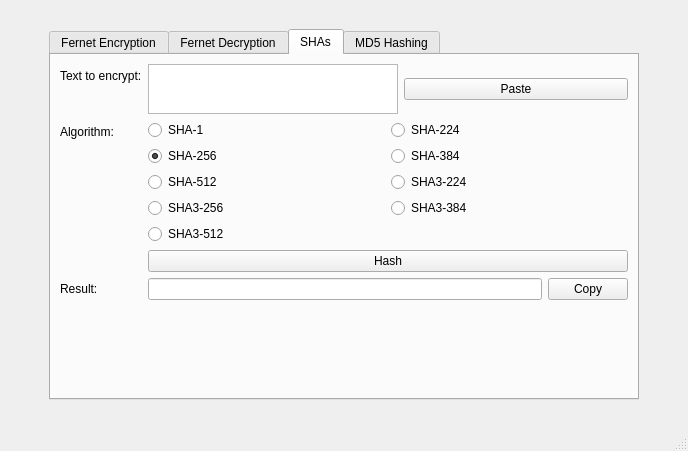
Above: design.ui from germanivanov0719/Cryptography before the change. Below: the same form after it.
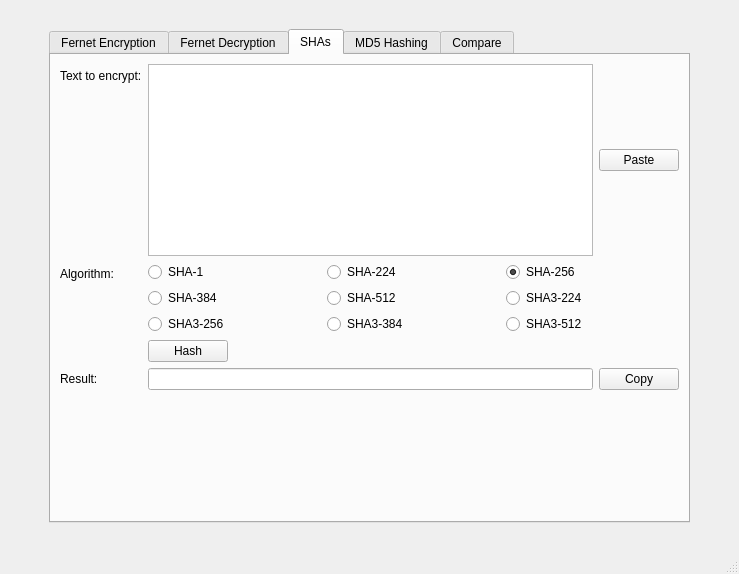
That is the form after the change. The open tabs and pages were chosen to show the change.

```diff
--- a/design.ui
+++ b/design.ui
@@ -9,8 +9,8 @@
    <rect>
     <x>0</x>
     <y>0</y>
-    <width>688</width>
-    <height>451</height>
+    <width>739</width>
+    <height>574</height>
    </rect>
   </property>
   <property name="windowTitle">
@@ -466,7 +466,12 @@
        <attribute name="title">
         <string>SHAs</string>
        </attribute>
-       <layout class="QFormLayout" name="formLayout_3">
+       <layout class="QGridLayout" name="gridLayout_7">
+        <item row="0" column="0">
+         <layout class="QFormLayout" name="formLayout_6">
+          <property name="fieldGrowthPolicy">
+           <enum>QFormLayout::ExpandingFieldsGrow</enum>
+          </property>
         <item row="0" column="0">
          <widget class="QLabel" name="label_sha">
           <property name="text">
@@ -475,7 +480,7 @@
          </widget>
         </item>
         <item row="0" column="1">
-         <layout class="QHBoxLayout" name="horizontalLayout_7">
+           <layout class="QHBoxLayout" name="horizontalLayout_7" stretch="1,0">
           <item>
            <widget class="QTextEdit" name="textEdit_sha">
             <property name="sizePolicy">
@@ -486,8 +491,8 @@
             </property>
             <property name="maximumSize">
              <size>
-              <width>250</width>
-              <height>50</height>
+                <width>16777214</width>
+                <height>16777214</height>
              </size>
             </property>
             <property name="readOnly">
@@ -512,64 +517,45 @@
          </widget>
         </item>
         <item row="1" column="1">
-         <layout class="QGridLayout" name="gridLayout_5" rowstretch="1,1,1,0,0,0,0" columnstretch="1,1">
+           <layout class="QGridLayout" name="gridLayout_5" rowstretch="0,0,0,0" columnstretch="0,0,0" rowminimumheight="0,0,0,0">
           <property name="sizeConstraint">
-           <enum>QLayout::SetDefaultConstraint</enum>
-          </property>
-          <item row="0" column="0">
-           <widget class="QRadioButton" name="radioButton_sha1">
-            <property name="sizePolicy">
-             <sizepolicy hsizetype="Minimum" vsizetype="Fixed">
-              <horstretch>0</horstretch>
-              <verstretch>0</verstretch>
-             </sizepolicy>
+             <enum>QLayout::SetMinimumSize</enum>
+            </property>
+            <property name="horizontalSpacing">
+             <number>-1</number>
             </property>
-            <property name="text">
-             <string>SHA-1</string>
-            </property>
-            <attribute name="buttonGroup">
-             <string notr="true">sha_btn_group</string>
-            </attribute>
-           </widget>
-          </item>
           <item row="0" column="1">
            <widget class="QRadioButton" name="radioButton_sha224">
             <property name="sizePolicy">
-             <sizepolicy hsizetype="Minimum" vsizetype="Fixed">
-              <horstretch>0</horstretch>
-              <verstretch>0</verstretch>
+               <sizepolicy hsizetype="Expanding" vsizetype="Fixed">
+                <horstretch>1</horstretch>
+                <verstretch>1</verstretch>
              </sizepolicy>
             </property>
             <property name="text">
              <string>SHA-224</string>
             </property>
-            <attribute name="buttonGroup">
-             <string notr="true">sha_btn_group</string>
-            </attribute>
-           </widget>
-          </item>
-          <item row="3" column="0">
-           <widget class="QRadioButton" name="radioButton_sha512">
+             </widget>
+            </item>
+            <item row="0" column="0">
+             <widget class="QRadioButton" name="radioButton_sha1">
             <property name="sizePolicy">
-             <sizepolicy hsizetype="Minimum" vsizetype="Fixed">
-              <horstretch>0</horstretch>
-              <verstretch>0</verstretch>
+               <sizepolicy hsizetype="Expanding" vsizetype="Fixed">
+                <horstretch>1</horstretch>
+                <verstretch>1</verstretch>
              </sizepolicy>
             </property>
             <property name="text">
-             <string>SHA-512</string>
-            </property>
-            <attribute name="buttonGroup">
-             <string notr="true">sha_btn_group</string>
-            </attribute>
-           </widget>
-          </item>
-          <item row="1" column="0">
+               <string>SHA-1</string>
+              </property>
+             </widget>
+            </item>
+            <item row="0" column="2">
            <widget class="QRadioButton" name="radioButton_sha256">
             <property name="sizePolicy">
-             <sizepolicy hsizetype="Minimum" vsizetype="Fixed">
-              <horstretch>0</horstretch>
-              <verstretch>0</verstretch>
+               <sizepolicy hsizetype="Expanding" vsizetype="Fixed">
+                <horstretch>1</horstretch>
+                <verstretch>1</verstretch>
              </sizepolicy>
             </property>
             <property name="text">
@@ -578,59 +564,81 @@
             <property name="checked">
              <bool>true</bool>
             </property>
-            <attribute name="buttonGroup">
-             <string notr="true">sha_btn_group</string>
-            </attribute>
-           </widget>
-          </item>
-          <item row="1" column="1">
+             </widget>
+            </item>
+            <item row="3" column="2">
+             <widget class="QRadioButton" name="radioButton">
+              <property name="sizePolicy">
+               <sizepolicy hsizetype="Expanding" vsizetype="Fixed">
+                <horstretch>1</horstretch>
+                <verstretch>1</verstretch>
+               </sizepolicy>
+              </property>
+              <property name="text">
+               <string>SHA3-512</string>
+              </property>
+             </widget>
+            </item>
+            <item row="1" column="0">
            <widget class="QRadioButton" name="radioButton_sha384">
             <property name="sizePolicy">
-             <sizepolicy hsizetype="Minimum" vsizetype="Fixed">
-              <horstretch>0</horstretch>
-              <verstretch>0</verstretch>
+               <sizepolicy hsizetype="Expanding" vsizetype="Fixed">
+                <horstretch>1</horstretch>
+                <verstretch>1</verstretch>
              </sizepolicy>
             </property>
             <property name="text">
              <string>SHA-384</string>
             </property>
-            <attribute name="buttonGroup">
-             <string notr="true">sha_btn_group</string>
-            </attribute>
-           </widget>
-          </item>
-          <item row="3" column="1">
+             </widget>
+            </item>
+            <item row="1" column="1">
+             <widget class="QRadioButton" name="radioButton_sha512">
+              <property name="sizePolicy">
+               <sizepolicy hsizetype="Expanding" vsizetype="Fixed">
+                <horstretch>1</horstretch>
+                <verstretch>1</verstretch>
+               </sizepolicy>
+              </property>
+              <property name="text">
+               <string>SHA-512</string>
+              </property>
+             </widget>
+            </item>
+            <item row="1" column="2">
            <widget class="QRadioButton" name="radioButton_4">
+              <property name="sizePolicy">
+               <sizepolicy hsizetype="Expanding" vsizetype="Fixed">
+                <horstretch>1</horstretch>
+                <verstretch>1</verstretch>
+               </sizepolicy>
+              </property>
             <property name="text">
              <string>SHA3-224</string>
             </property>
-            <attribute name="buttonGroup">
-             <string notr="true">sha_btn_group</string>
-            </attribute>
-           </widget>
-          </item>
-          <item row="4" column="0">
+             </widget>
+            </item>
+            <item row="3" column="0">
            <widget class="QRadioButton" name="radioButton_2">
+              <property name="sizePolicy">
+               <sizepolicy hsizetype="Expanding" vsizetype="Fixed">
+                <horstretch>1</horstretch>
+                <verstretch>1</verstretch>
+               </sizepolicy>
+              </property>
             <property name="text">
              <string>SHA3-256</string>
             </property>
-            <attribute name="buttonGroup">
-             <string notr="true">sha_btn_group</string>
-            </attribute>
-           </widget>
-          </item>
-          <item row="6" column="0">
-           <widget class="QRadioButton" name="radioButton">
-            <property name="text">
-             <string>SHA3-512</string>
-            </property>
-            <attribute name="buttonGroup">
-             <string notr="true">sha_btn_group</string>
-            </attribute>
-           </widget>
-          </item>
-          <item row="4" column="1">
+             </widget>
+            </item>
+            <item row="3" column="1">
            <widget class="QRadioButton" name="radioButton_3">
+              <property name="sizePolicy">
+               <sizepolicy hsizetype="Expanding" vsizetype="Fixed">
+                <horstretch>1</horstretch>
+                <verstretch>1</verstretch>
+               </sizepolicy>
+              </property>
             <property name="text">
              <string>SHA3-384</string>
             </property>
@@ -648,14 +656,14 @@
           </property>
          </widget>
         </item>
-        <item row="4" column="0">
+          <item row="3" column="0">
          <widget class="QLabel" name="label_2">
           <property name="text">
            <string>Result:</string>
           </property>
          </widget>
         </item>
-        <item row="4" column="1">
+          <item row="3" column="1">
          <layout class="QHBoxLayout" name="horizontalLayout_8" stretch="0,0">
           <property name="sizeConstraint">
            <enum>QLayout::SetDefaultConstraint</enum>
@@ -685,7 +693,7 @@
           </item>
          </layout>
         </item>
-        <item row="5" column="1">
+          <item row="4" column="1">
          <spacer name="verticalSpacer_8">
           <property name="orientation">
            <enum>Qt::Vertical</enum>
@@ -699,6 +707,8 @@
          </spacer>
         </item>
        </layout>
+        </item>
+       </layout>
       </widget>
       <widget class="QWidget" name="tab_md5">
        <property name="tabletTracking">
@@ -808,6 +818,46 @@
         </item>
        </layout>
       </widget>
+      <widget class="QWidget" name="tab">
+       <attribute name="title">
+        <string>Compare</string>
+       </attribute>
+       <widget class="QLabel" name="label_4">
+        <property name="geometry">
+         <rect>
+          <x>100</x>
+          <y>170</y>
+          <width>60</width>
+          <height>16</height>
+         </rect>
+        </property>
+        <property name="text">
+         <string>TextLabel</string>
+        </property>
+       </widget>
+       <widget class="QWidget" name="horizontalLayoutWidget_5">
+        <property name="geometry">
+         <rect>
+          <x>219</x>
+          <y>130</y>
+          <width>261</width>
+          <height>80</height>
+         </rect>
+        </property>
+        <layout class="QHBoxLayout" name="horizontalLayout_12">
+         <item>
+          <widget class="QLineEdit" name="lineEdit"/>
+         </item>
+         <item>
+          <widget class="QPushButton" name="pushButton">
+           <property name="text">
+            <string>PushButton</string>
+           </property>
+          </widget>
+         </item>
+        </layout>
+       </widget>
+      </widget>
      </widget>
     </item>
    </layout>
```
Left out of the diff: 63 changed lines with no effect on the pictures. Lines whose indentation alone changed are shown as unchanged.
